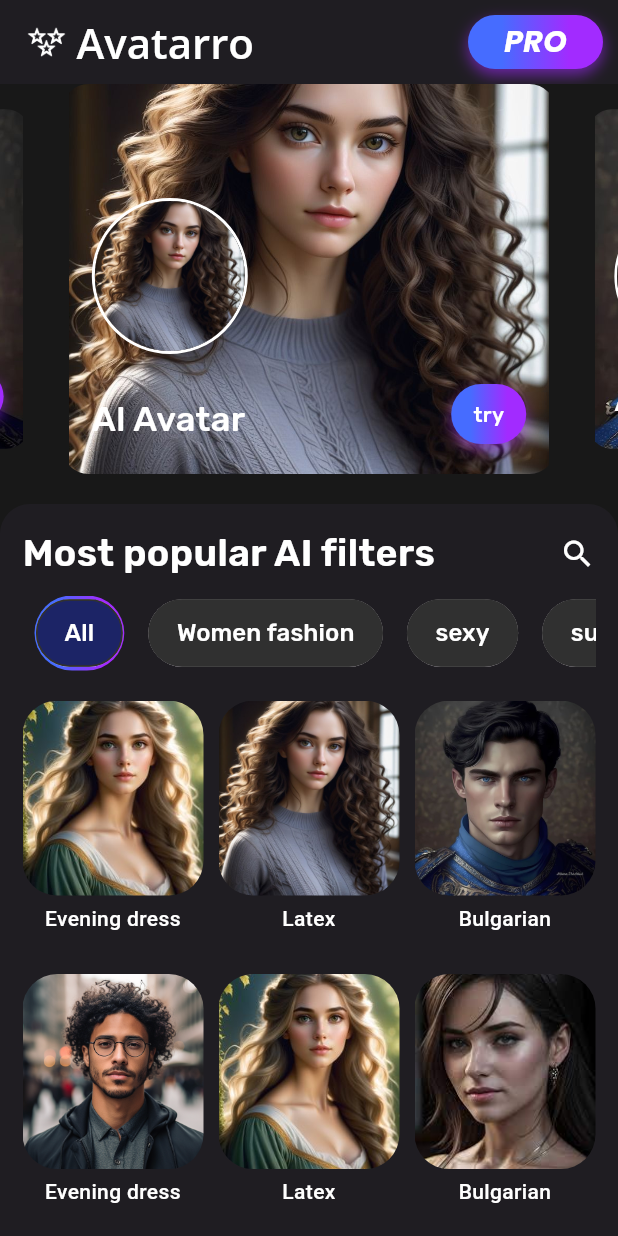
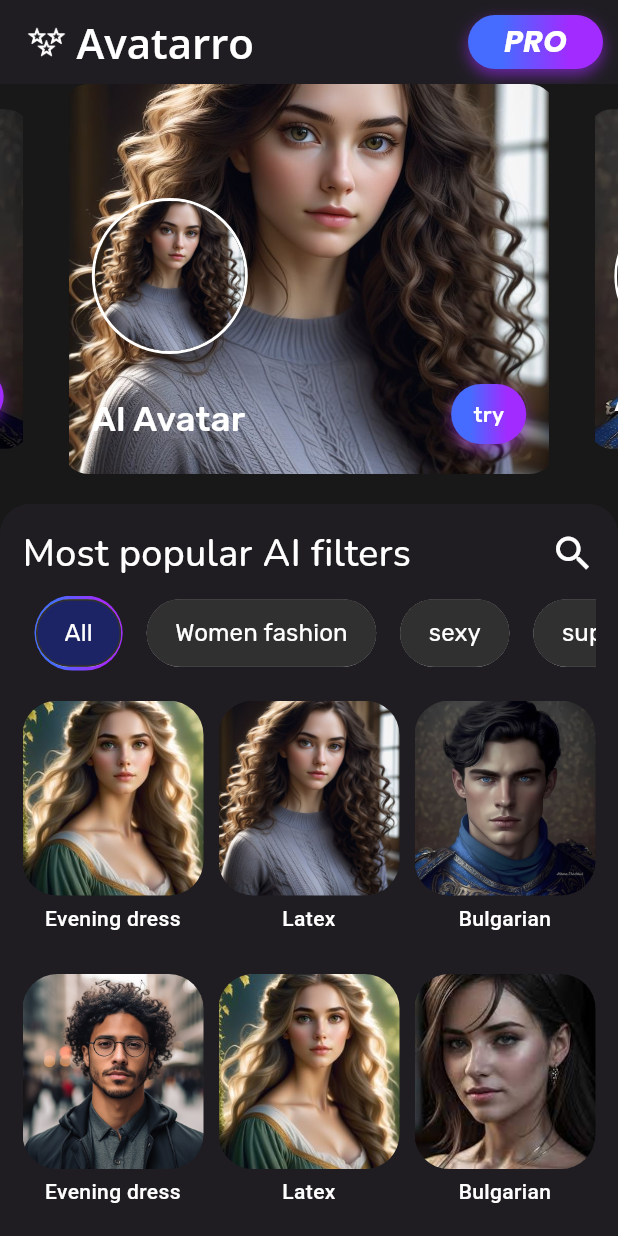
Before and after one commit to premnadhbr/AppDashboardTest, a Flutter app: the screen it shows after launch, on a phone screen of 412 x 824 dp. Run offline on Flutter 3.47's test engine with Material 3 defaults, Android fonts, the phone set to English and light mode, and no system bars; drawn by our look-alikes of carousel_slider; our stand-ins replace google_fonts.

Commit message:
most popular section

```diff
--- a/lib/app/view/home/home.dart
+++ b/lib/app/view/home/home.dart
@@ -52,13 +52,17 @@ class _HomeState extends State<Home> {
                     children: [
                       Text(
                         'Most popular AI filters',
-                        style: GoogleFonts.rubik(
-                          fontWeight: FontWeight.w600,
+                        style: GoogleFonts.nunito(
+                          fontWeight: FontWeight.w500,
                           color: Colors.white,
                           fontSize: 25,
                         ),
                       ),
-                      const Icon(Icons.search, color: Colors.white),
+                      const Icon(
+                        Icons.search,
+                        color: Colors.white,
+                        size: 30,
+                      ),
                     ],
                   ),
                   const SizedBox(height: 10),
--- a/lib/app/view/home/widgets/app_bar_widget.dart
+++ b/lib/app/view/home/widgets/app_bar_widget.dart
@@ -1,5 +1,3 @@
-import 'dart:ffi';
-
 import 'package:flutter/material.dart';
 import 'package:google_fonts/google_fonts.dart';
 
--- a/lib/app/view/home/widgets/filter_chips.dart
+++ b/lib/app/view/home/widgets/filter_chips.dart
@@ -49,7 +49,7 @@ Widget buildFilterChips(
                 label: Text(
                   filters[index],
                   style: GoogleFonts.rubik(
-                    fontWeight: FontWeight.w500,
+                    fontWeight: FontWeight.w400,
                     color: Colors.white,
                   ),
                 ),
```
